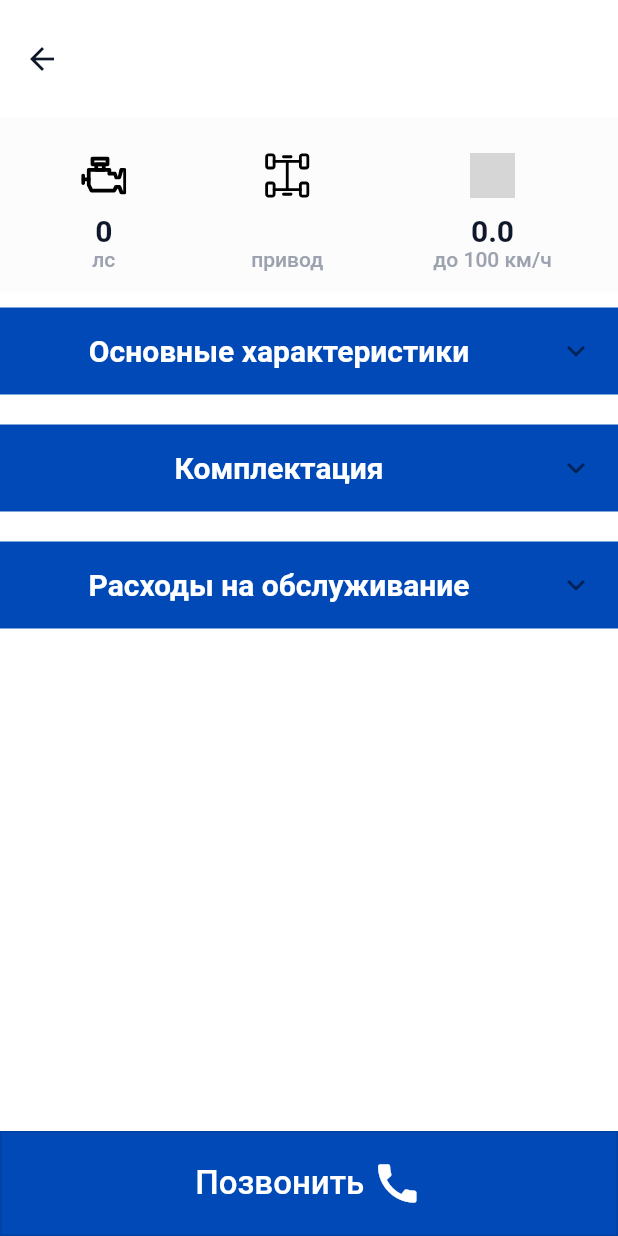
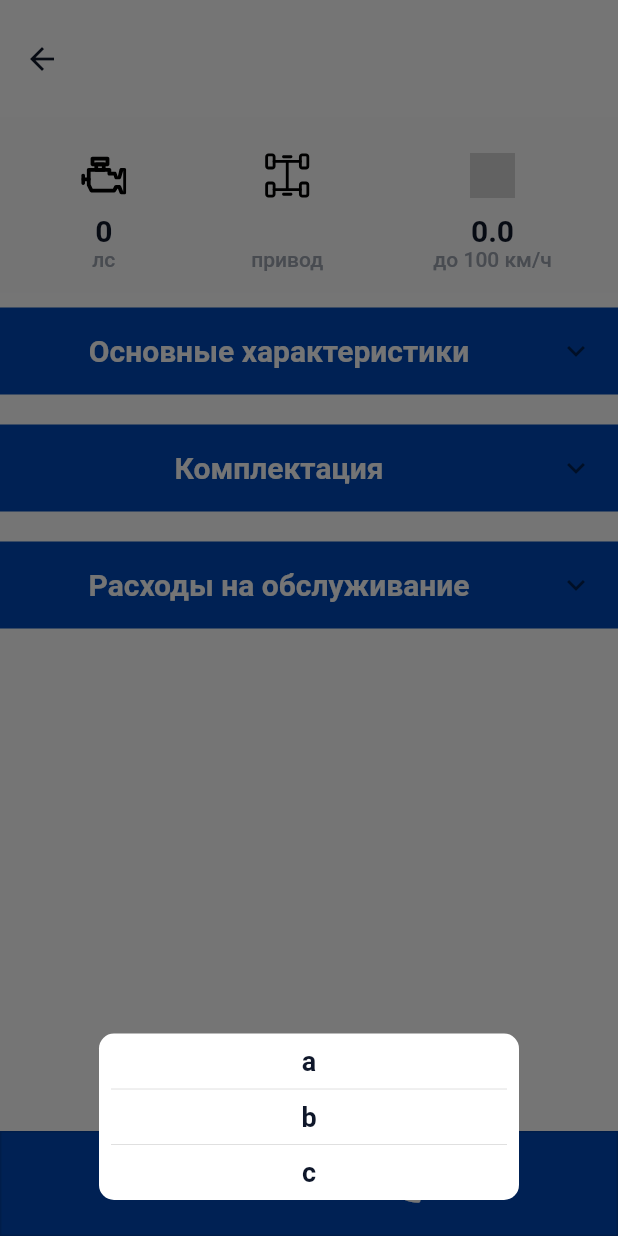
Before and after one commit to ScionRs/flutter-car-sale-app, a Flutter app: the CarIndividualWidget screen opened directly with empty values, after a tap on "Позвонить", on a phone screen of 412 x 824 dp. Run offline on Flutter 3.47's test engine with Material 2 defaults, Android fonts, the phone set to English and light mode, and no system bars; our stand-ins replace carousel_slider, flutter_svg; missing offline and left inert: d_chart, dart:html; network calls fail; grey boxes are pictures that could not be loaded.

Commit message:
Added alerDialog

```diff
--- a/lib/car_individual_page/car_individual_screen_widget.dart
+++ b/lib/car_individual_page/car_individual_screen_widget.dart
@@ -131,6 +131,40 @@ class _CarIndividualState extends State<CarIndividualWidget> {
       ]),
     ];
 
+    Future openDialog() => showDialog(
+      context: context,
+      builder: (BuildContext context) {
+        double width = MediaQuery.of(context).size.width;
+        double height = MediaQuery.of(context).size.height;
+        return AlertDialog(
+            backgroundColor: Colors.transparent,
+            contentPadding: EdgeInsets.zero,
+            elevation: 0.0,
+            // title: Center(child: Text("Evaluation our APP")),
+            content: Column(
+              mainAxisAlignment: MainAxisAlignment.end,
+              children: [
+                Container(
+                  padding: const EdgeInsets.all(8.0),
+                  decoration: BoxDecoration(
+                      color: Colors.white,
+                      borderRadius:
+                      const BorderRadius.all(Radius.circular(10.0))),
+                  child: Column(
+                    children: [
+                      Text("a"),
+                      Divider(),
+                      Text("b"),
+                      Divider(),
+                      Text("c"),
+                    ],
+                  ),
+                ),
+              ],
+            ));
+      },
+    );
+
     return Scaffold(
       backgroundColor: AppColors.white,
       appBar: AppBar(
@@ -138,7 +172,9 @@ class _CarIndividualState extends State<CarIndividualWidget> {
         centerTitle: true,
       ),
       bottomNavigationBar:
-          OutlinedButton(onPressed: (){},
+          OutlinedButton(onPressed: (){
+            openDialog();
+          },
               style: ButtonStyle(
                 minimumSize: MaterialStateProperty.all(Size(70, 70)),
                 backgroundColor: MaterialStateProperty.all(const Color.fromRGBO(0, 73, 183, 1)),
@@ -154,7 +190,7 @@ class _CarIndividualState extends State<CarIndividualWidget> {
               child: Row(
                 mainAxisAlignment: MainAxisAlignment.center,
                 children: const [
-                  Text('Позвонить', style: TextStyle(color: AppColors.white,fontSize: 22.0),textAlign: TextAlign.center,),
+                  Text('Позвонить', style: TextStyle(color: AppColors.white,fontSize: 23.0),textAlign: TextAlign.center,),
                   SizedBox(width: 5.0,),
                   Icon(Icons.call, color: AppColors.white, size: 34.0,),
                 ],)
```
